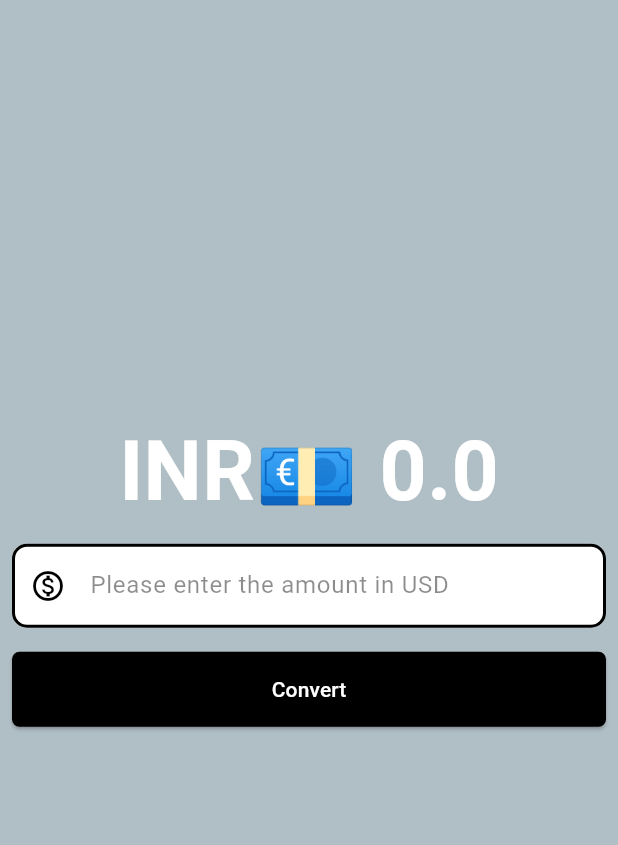
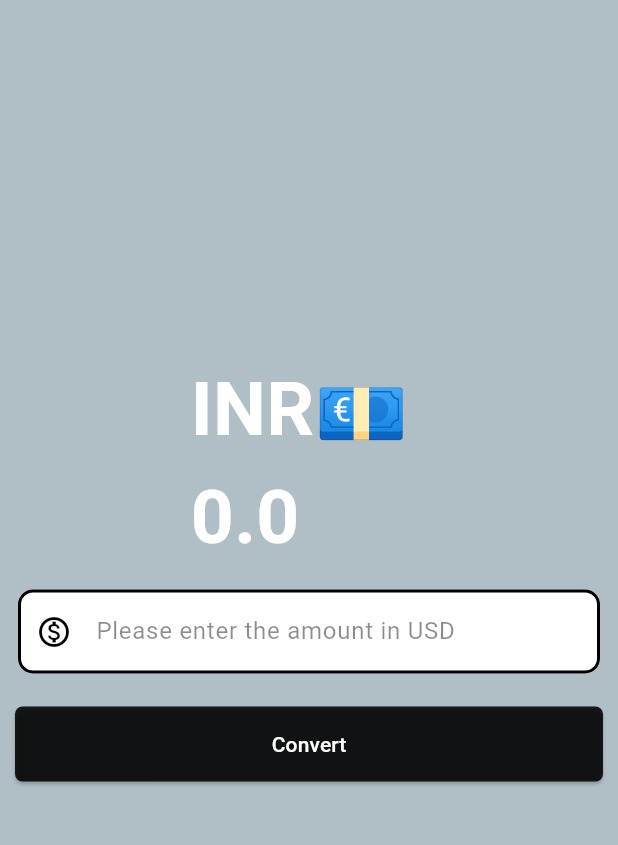
Before and after one commit to adityaashinde/Currency-Converter-App, a Flutter app: the screen it shows after launch, on a phone screen of 412 x 824 dp, the part 84-929 px from its top. Run offline on Flutter 3.47's test engine with Material 3 defaults, Android fonts, the phone set to English and light mode, and no system bars.

Commit message:
Update cc_material_page.dart

```diff
--- a/lib/cc_material_page.dart
+++ b/lib/cc_material_page.dart
@@ -41,19 +41,20 @@ class _CurrencyConverterMaterialPageState
       body: Center(
         child: Column(
           mainAxisAlignment: MainAxisAlignment.center,
+          crossAxisAlignment: CrossAxisAlignment.center,
           children: [
             Text(
-              "INR💶 $result",
+              "INR💶 \n$result",
               style: const TextStyle(
                 fontWeight: FontWeight.bold,
-                fontSize: 55,
+                fontSize: 50,
                 color: Colors.white,
               ),
             ),
             // Padding
             // container
             Padding(
-              padding: const EdgeInsets.all(8.0),
+              padding: const EdgeInsets.all(12.0),
               child: TextField(
                 controller: textEditingController,
                 style: const TextStyle(color: Colors.black),
@@ -76,14 +77,14 @@ class _CurrencyConverterMaterialPageState
             ),
             // Button
             Padding(
-              padding: const EdgeInsets.all(8.0),
+              padding: const EdgeInsets.all(10.0),
               child: ElevatedButton(
                 onPressed: () {
                   setState(() {});
                   result = double.parse(textEditingController.text) * 81;
                 },
                 style: TextButton.styleFrom(
-                  backgroundColor: Colors.black,
+                  backgroundColor: Colors.black87,
                   foregroundColor: Colors.white,
                   minimumSize: const Size(double.infinity, 50),
                   shape: RoundedRectangleBorder(
```
